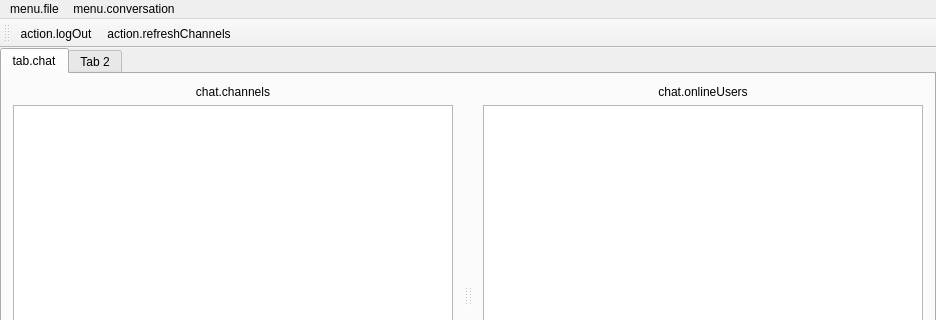
george99g/CTP, file CTP-client/mainwindow.ui: the form before one commit; both pictures show x 0 to 936 and y 0 to 320 of the 936 by 540 pixel window.
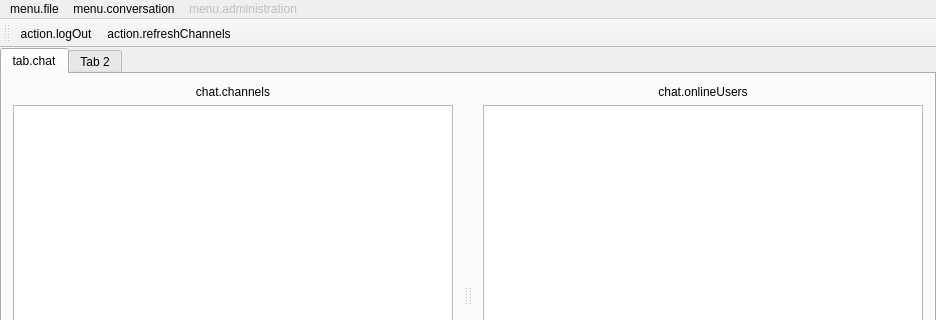
The form after the commit.

Patch:
```diff
--- a/CTP-client/mainwindow.ui
+++ b/CTP-client/mainwindow.ui
@@ -144,8 +144,18 @@
     <addaction name="actionPartChannel"/>
     <addaction name="actionRefreshChannels"/>
    </widget>
+   <widget class="QMenu" name="administrationMenu">
+    <property name="enabled">
+     <bool>false</bool>
+    </property>
+    <property name="title">
+     <string>menu.administration</string>
+    </property>
+    <addaction name="actionSendQuery"/>
+   </widget>
    <addaction name="menuFile"/>
    <addaction name="menuMenu_conversation"/>
+   <addaction name="administrationMenu"/>
   </widget>
   <widget class="QToolBar" name="mainToolBar">
    <attribute name="toolBarArea">
```
Left out of the diff: 23 changed lines with no effect on the pictures.
